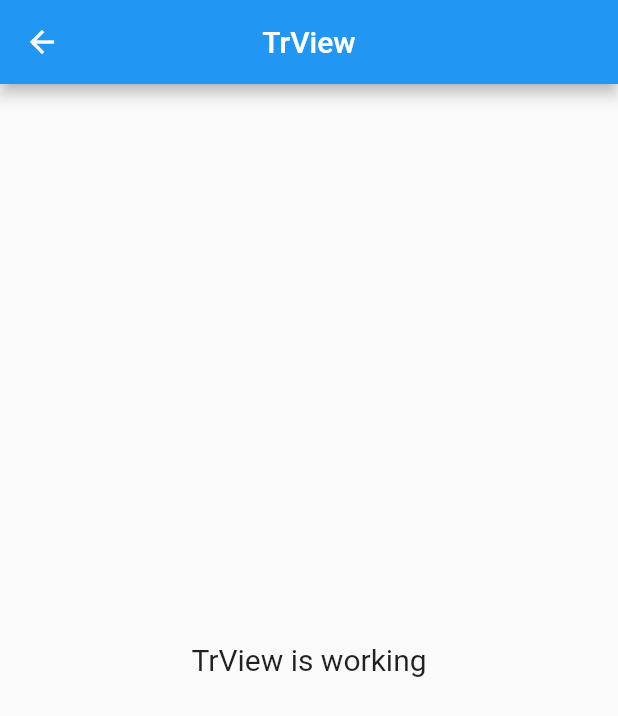
After one commit to tush23/flutter_application, a Flutter app: the TrView screen opened by its route, on a phone screen of 412 x 824 dp. The commit adds this screen. Shown: the top 716 px of the screen. Run offline on Flutter 3.47's test engine with Material 2 defaults, Android fonts, the phone set to English and light mode, and no system bars; our stand-ins replace get.

Commit message:
page created

```diff
--- /dev/null
+++ b/lib/app/modules/tr/views/tr_view.dart
@@ -0,0 +1,23 @@
+import 'package:flutter/material.dart';
+
+import 'package:get/get.dart';
+
+import 'package:flutter_application_for_git_profile/app/modules/tr/controllers/tr_controller.dart';
+
+class TrView extends GetView<TrController> {
+  @override
+  Widget build(BuildContext context) {
+    return Scaffold(
+      appBar: AppBar(
+        title: Text('TrView'),
+        centerTitle: true,
+      ),
+      body: Center(
+        child: Text(
+          'TrView is working',
+          style: TextStyle(fontSize: 20),
+        ),
+      ),
+    );
+  }
+}
--- a/lib/app/routes/app_pages.dart
+++ b/lib/app/routes/app_pages.dart
@@ -14,6 +14,8 @@ import 'package:flutter_application_for_git_profile/app/modules/page_login/bindi
 import 'package:flutter_application_for_git_profile/app/modules/page_login/views/page_login_view.dart';
 import 'package:flutter_application_for_git_profile/app/modules/signup/bindings/signup_binding.dart';
 import 'package:flutter_application_for_git_profile/app/modules/signup/views/signup_view.dart';
+import 'package:flutter_application_for_git_profile/app/modules/tr/bindings/tr_binding.dart';
+import 'package:flutter_application_for_git_profile/app/modules/tr/views/tr_view.dart';
 import 'package:flutter_application_for_git_profile/app/modules/try_1/bindings/try_1_binding.dart';
 import 'package:flutter_application_for_git_profile/app/modules/try_1/views/try_1_view.dart';
 
@@ -74,5 +76,10 @@ class AppPages {
       page: () => Try1View(),
       binding: Try1Binding(),
     ),
+    GetPage(
+      name: _Paths.TR,
+      page: () => TrView(),
+      binding: TrBinding(),
+    ),
   ];
 }
--- a/lib/app/routes/app_routes.dart
+++ b/lib/app/routes/app_routes.dart
@@ -10,6 +10,7 @@ abstract class Routes {
   static const DASH = _Paths.DASH;
   static const DASHAMF = _Paths.DASHAMF;
   static const TRY_1 = _Paths.TRY_1;
+  static const TR = _Paths.TR;
 }
 
 abstract class _Paths {
@@ -22,4 +23,5 @@ abstract class _Paths {
   static const DASH = '/dash';
   static const DASHAMF = '/dashamf';
   static const TRY_1 = '/try-1';
+  static const TR = '/tr';
 }
```
Also changed, not shown: lib/app/modules/tr/bindings/tr_binding.dart (added, +12 -0 lines), lib/app/modules/tr/controllers/tr_controller.dart (added, +14 -0 lines).
